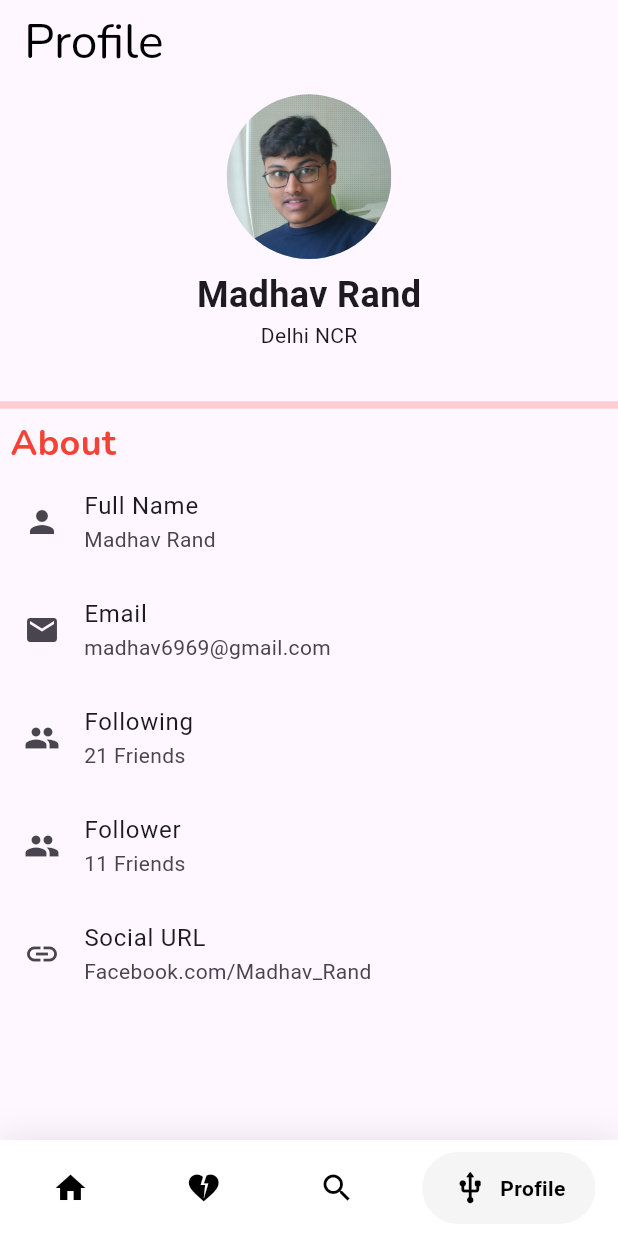
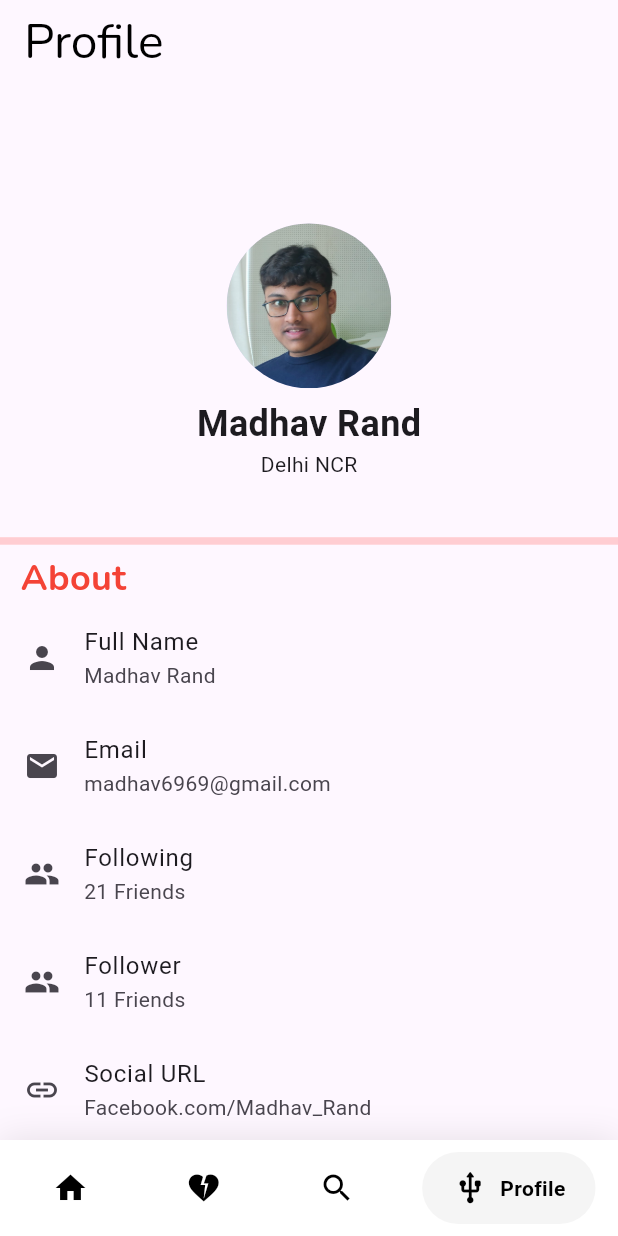
Before and after one commit to c-o-d-e-y-o-d-a/Promance, a Flutter app: the screen it shows after launch, item 4 of the bottom bar chosen, on a phone screen of 412 x 824 dp. Run offline on Flutter 3.47's test engine with Material 3 defaults, Android fonts, the phone set to English and light mode, and no system bars; drawn by our look-alikes of google_nav_bar; our stand-ins replace google_fonts, sizer.

Commit message:
feat: fixed constant sizing

```diff
--- a/lib/view/profile/screen/profile_page.dart
+++ b/lib/view/profile/screen/profile_page.dart
@@ -20,10 +20,11 @@ class _ProfilePageState extends State<ProfilePage> {
             style: GoogleFonts.nunito(fontSize: 32, color: Colors.black),
           ),
         ),
-        body: Column(
+        body: SingleChildScrollView(
+          child: Column(
             children: [
-            SizedBox(
-              height: 25.h,
+              Container(
+                height: 36.h,
                 child: Column(
                   mainAxisAlignment: MainAxisAlignment.spaceEvenly,
                   children: [
@@ -54,7 +55,7 @@ class _ProfilePageState extends State<ProfilePage> {
               Align(
                 alignment: Alignment.centerLeft,
                 child: Padding(
-                padding: EdgeInsets.only(left: 5.0.sp),
+                  padding: EdgeInsets.only(left: 10.0.sp),
                   child: Text(
                     'About',
                     style: GoogleFonts.nunito(
@@ -91,6 +92,7 @@ class _ProfilePageState extends State<ProfilePage> {
                 subtitle: Text('Facebook.com/Madhav_Rand'),
               ),
             ],
+          ),
         ));
   }
 }
```
Lines whose indentation alone changed are shown as unchanged.
